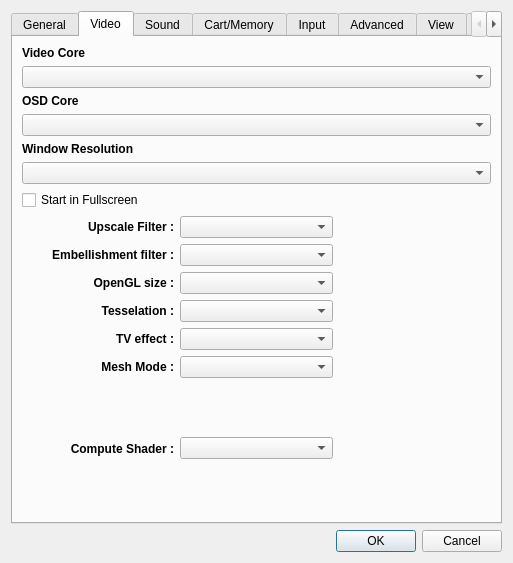
First picture: the form in yabause/src/qt/ui/UISettings.ui, repository Yabause/yabause, before the edit.
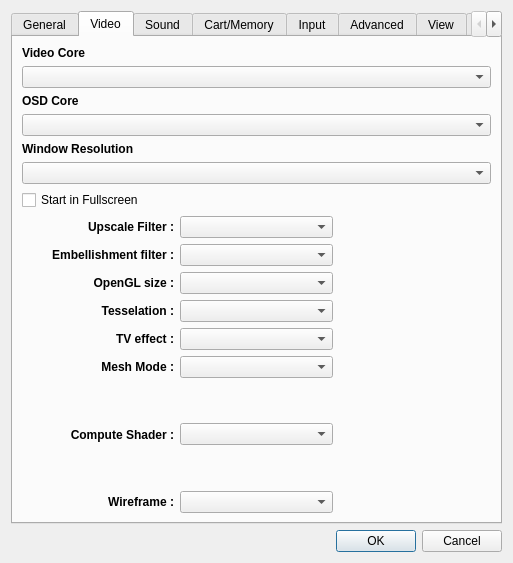
Second picture: the form after the edit. The open tabs and pages were chosen to show the change. Custom widgets are drawn as their Qt base class.

Commit message: Add a wireframe mode - only working with CS video core

Patch:
```diff
--- a/yabause/src/qt/ui/UISettings.ui
+++ b/yabause/src/qt/ui/UISettings.ui
@@ -451,6 +451,28 @@
     <item row="25" column="1">
       <widget class="QComboBox" name="cbComputeShader"/>
     </item>
+    <item row="26" column="0">
+			<widget class="QLabel" name="Wireframe">
+				<property name="font">
+				<font>
+					<weight>75</weight>
+					<bold>true</bold>
+				</font>
+				</property>
+				<property name="text">
+					<string>Wireframe :</string>
+				</property>
+				<property name="textFormat">
+					<enum>Qt::PlainText</enum>
+				</property>
+				<property name="alignment" >
+					<set>Qt::AlignRight|Qt::AlignVCenter</set>
+				</property>
+			</widget>
+		</item>
+    <item row="26" column="1">
+      <widget class="QComboBox" name="cbWireframeFilter"/>
+    </item>
       </layout>
      </widget>
      <widget class="QWidget" name="wSound">
```
The commit also changes 10 other files.
